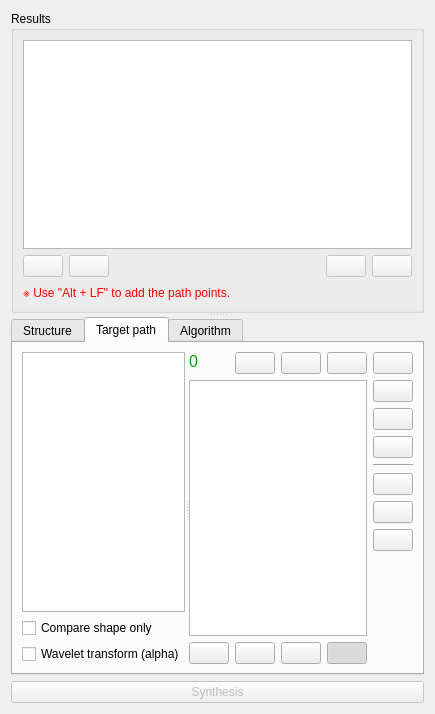
KmolYuan/Pyslvs-UI, file pyslvs_ui/synthesis/dimensional_synthesis/dimension_widget.ui: the form before one commit.
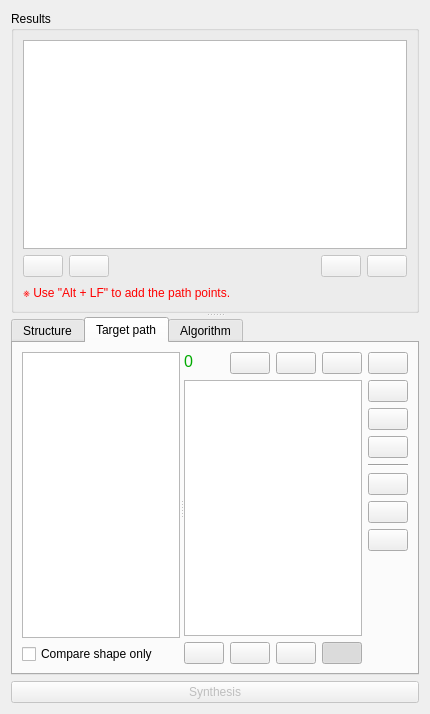
The form after the commit. The open tabs and pages were chosen to show the change. Icons and pictures are not drawn.

Commit message: Remove wavelet function.

What changed in the file:
```diff
--- a/pyslvs_ui/synthesis/dimensional_synthesis/dimension_widget.ui
+++ b/pyslvs_ui/synthesis/dimensional_synthesis/dimension_widget.ui
@@ -274,13 +274,6 @@
               </property>
              </widget>
             </item>
-            <item>
-             <widget class="QCheckBox" name="wavelet_mode_option">
-              <property name="text">
-               <string>Wavelet transform (alpha)</string>
-              </property>
-             </widget>
-            </item>
            </layout>
           </widget>
           <widget class="QWidget" name="layoutWidget">
```
The commit also changes 4 other files.
